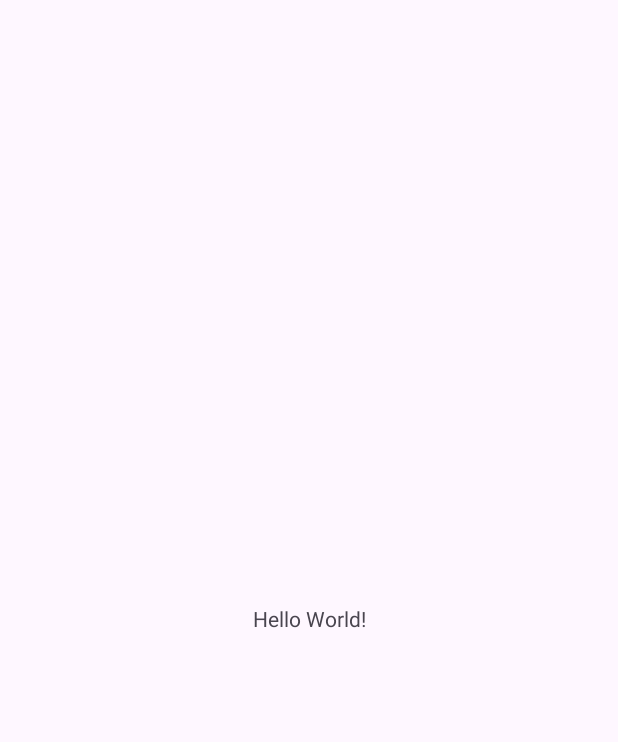
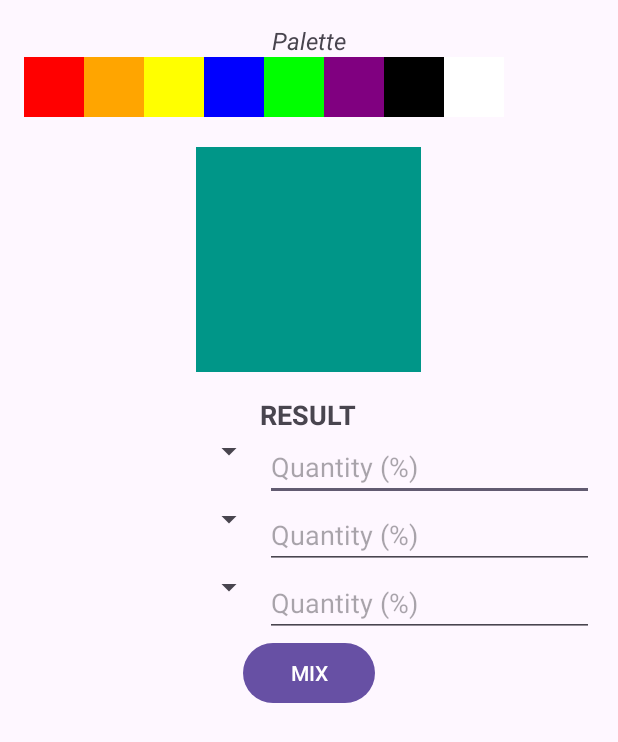
Before and after one commit to lerniasakasa/ColourMixer-Android-, an Android app: the screen it shows after launch (MainActivity), on a phone screen of 412 x 824 dp. Before the commit the part shown is almost empty. Shown: the top 742 px of the screen. Run offline under Robolectric (Android 15) with nearby library versions, the phone set to English and light mode, and no system bars.

Commit message:
Intial commit: First layout setup for the Colour Mixer app with colour palette, input fields for colour selection, and result display.

```diff
--- a/app/src/main/res/layout/activity_main.xml
+++ b/app/src/main/res/layout/activity_main.xml
@@ -6,14 +6,152 @@
     android:layout_width="match_parent"
     android:layout_height="match_parent"
     tools:context=".MainActivity">
+    <LinearLayout
+        android:layout_width="match_parent"
+        android:layout_height="match_parent"
+        android:orientation="vertical"
+        android:padding="16dp">
 
-    <TextView
-        android:layout_width="wrap_content"
-        android:layout_height="wrap_content"
-        android:text="Hello World!"
-        app:layout_constraintBottom_toBottomOf="parent"
-        app:layout_constraintEnd_toEndOf="parent"
-        app:layout_constraintStart_toStartOf="parent"
-        app:layout_constraintTop_toTopOf="parent" />
+        <!-- Colour Palette Section -->
+        <TextView
+            android:layout_width="wrap_content"
+            android:layout_height="wrap_content"
+            android:text="@string/palette"
+            android:textStyle="italic"
+            android:textSize="16sp"
+            android:layout_gravity="center"/>
+
+        <!-- Horizontal Palette -->
+        <LinearLayout
+            android:layout_width="wrap_content"
+            android:layout_height="wrap_content"
+            android:orientation="horizontal"
+            android:gravity="center"
+            android:paddingBottom="20dp">
+
+            <ImageView
+                android:layout_width="40dp"
+                android:layout_height="40dp"
+                android:background="#FF0000" />
+            <ImageView
+                android:layout_width="40dp"
+                android:layout_height="40dp"
+                android:background="#FFA500" />
+            <ImageView
+                android:layout_width="40dp"
+                android:layout_height="40dp"
+                android:background="#FFFF00" />
+            <ImageView
+                android:layout_width="40dp"
+                android:layout_height="40dp"
+                android:background="#0000FF" />
+            <ImageView
+                android:layout_width="40dp"
+                android:layout_height="40dp"
+                android:background="#00FF00" />
+            <ImageView
+                android:layout_width="40dp"
+                android:layout_height="40dp"
+                android:background="#800080" />
+            <ImageView
+                android:layout_width="40dp"
+                android:layout_height="40dp"
+                android:background="#000000" />
+            <ImageView
+                android:layout_width="40dp"
+                android:layout_height="40dp"
+                android:background="#FFFFFF" />
+        </LinearLayout>
+
+        <!-- Result Section -->
+        <View
+            android:id="@+id/resultColor"
+            android:layout_width="150dp"
+            android:layout_height="150dp"
+            android:layout_gravity="center"
+            android:background="#009688"
+            android:layout_marginBottom="16dp"/>
+
+        <TextView
+            android:layout_width="wrap_content"
+            android:layout_height="wrap_content"
+            android:text="@string/result"
+            android:textStyle="bold"
+            android:textSize="18sp"
+            android:layout_gravity="center" />
+
+        <!-- Colour and Quantity Selection Section -->
+        <LinearLayout
+            android:layout_width="match_parent"
+            android:layout_height="wrap_content"
+            android:orientation="horizontal">
+
+            <Spinner
+                android:id="@+id/color1Spinner"
+                android:layout_width="wrap_content"
+                android:layout_height="wrap_content"
+                android:layout_weight="1" />
+
+            <EditText
+                android:id="@+id/color1Proportion"
+                android:layout_width="wrap_content"
+                android:layout_height="wrap_content"
+                android:autofillHints="@string/quantity"
+                android:hint="@string/quantity"
+                android:inputType="numberDecimal"
+                android:layout_weight="1" />
+        </LinearLayout>
+
+        <LinearLayout
+            android:layout_width="match_parent"
+            android:layout_height="wrap_content"
+            android:orientation="horizontal">
+
+            <Spinner
+                android:id="@+id/color2Spinner"
+                android:layout_width="wrap_content"
+                android:layout_height="wrap_content"
+                android:layout_weight="1" />
+
+            <EditText
+                android:id="@+id/color2Proportion"
+                android:layout_width="wrap_content"
+                android:layout_height="wrap_content"
+                android:autofillHints="@string/quantity"
+                android:hint="@string/quantity"
+                android:inputType="numberDecimal"
+                android:layout_weight="1" />
+        </LinearLayout>
+
+        <LinearLayout
+            android:layout_width="match_parent"
+            android:layout_height="wrap_content"
+            android:orientation="horizontal">
+
+            <Spinner
+                android:id="@+id/color3Spinner"
+                android:layout_width="wrap_content"
+                android:layout_height="wrap_content"
+                android:layout_weight="1" />
+
+            <EditText
+                android:id="@+id/color3Proportion"
+                android:layout_width="wrap_content"
+                android:layout_height="wrap_content"
+                android:autofillHints="@string/quantity"
+                android:hint="@string/quantity"
+                android:inputType="numberDecimal"
+                android:layout_weight="1" />
+        </LinearLayout>
+
+        <!-- Mix Button -->
+        <Button
+            android:id="@+id/mixButton"
+            android:layout_width="wrap_content"
+            android:layout_height="wrap_content"
+            android:text="@string/mix"
+            android:layout_gravity="center"/>
+    </LinearLayout>
+
 
 </androidx.constraintlayout.widget.ConstraintLayout>
--- a/app/src/main/res/values/strings.xml
+++ b/app/src/main/res/values/strings.xml
@@ -1,3 +1,7 @@
 <resources>
     <string name="app_name">Colour Mixeer</string>
+    <string name="palette">Palette</string>
+    <string name="result">RESULT</string>
+    <string name="quantity">Quantity (%)</string>
+    <string name="mix">MIX</string>
 </resources>
```
